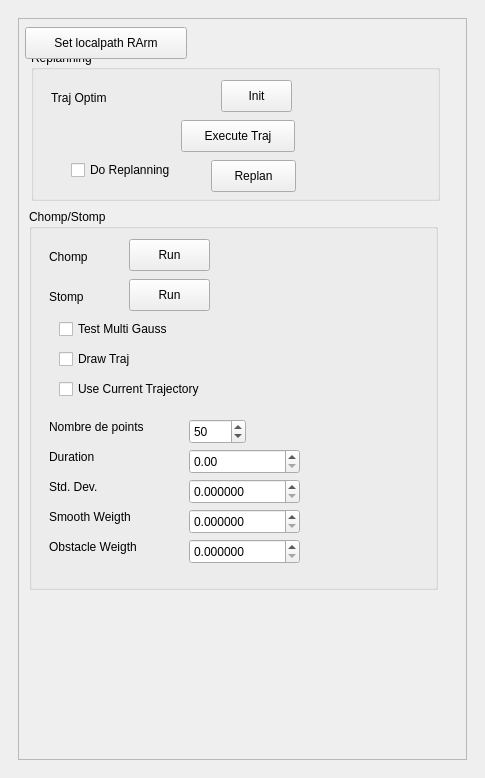
First picture: the form in src/move3d-qt-gui-libs/src/qtMainInterface/sideWidgets/qtReplanning.ui, repository jmainpri/move3d-studio, before the edit.
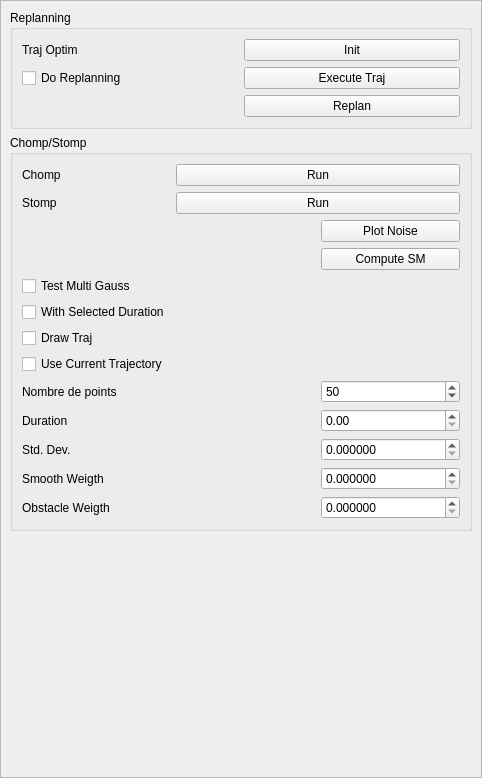
Second picture: the form after the edit.

Patch:
```diff
--- a/src/move3d-qt-gui-libs/src/qtMainInterface/sideWidgets/qtReplanning.ui
+++ b/src/move3d-qt-gui-libs/src/qtMainInterface/sideWidgets/qtReplanning.ui
@@ -6,7 +6,7 @@
    <rect>
     <x>0</x>
     <y>0</y>
-    <width>485</width>
+    <width>482</width>
     <height>778</height>
    </rect>
   </property>
@@ -18,14 +18,6 @@
     <number>0</number>
    </property>
    <item row="0" column="0">
-    <layout class="QHBoxLayout" name="horizontalLayout_2">
-     <item>
-      <widget class="QWidget" name="widgetTop" native="true">
-       <layout class="QHBoxLayout" name="horizontalLayout">
-        <item>
-         <widget class="QWidget" name="widgetRunMpl" native="true">
-          <layout class="QHBoxLayout" name="horizontalLayout_3">
-           <item>
             <widget class="QScrollArea" name="scrollArea">
              <property name="widgetResizable">
               <bool>true</bool>
@@ -35,19 +27,69 @@
                <rect>
                 <x>0</x>
                 <y>0</y>
-                <width>433</width>
-                <height>726</height>
-               </rect>
-              </property>
+        <width>480</width>
+        <height>776</height>
+       </rect>
+      </property>
+      <layout class="QVBoxLayout" name="verticalLayout_2">
+       <item>
+        <widget class="QGroupBox" name="groupBoxReplan">
+         <property name="sizePolicy">
+          <sizepolicy hsizetype="Minimum" vsizetype="Minimum">
+           <horstretch>0</horstretch>
+           <verstretch>0</verstretch>
+          </sizepolicy>
+         </property>
+         <property name="maximumSize">
+          <size>
+           <width>16777215</width>
+           <height>400</height>
+          </size>
+         </property>
+         <property name="title">
+          <string>Replanning</string>
+         </property>
+         <layout class="QGridLayout" name="gridLayout_2">
+          <item row="0" column="0">
+           <widget class="QLabel" name="labelReplan">
+            <property name="text">
+             <string>Traj Optim</string>
+            </property>
+           </widget>
+          </item>
+          <item row="0" column="1">
+           <widget class="QPushButton" name="pushButtonInitialize">
+            <property name="text">
+             <string>Init</string>
+            </property>
+           </widget>
+          </item>
+          <item row="1" column="1">
+           <widget class="QPushButton" name="pushButtonExecuteSimu">
+            <property name="text">
+             <string>Execute Traj</string>
+            </property>
+           </widget>
+          </item>
+          <item row="2" column="1">
+           <widget class="QPushButton" name="pushButtonReplan">
+            <property name="text">
+             <string>Replan</string>
+            </property>
+           </widget>
+          </item>
+          <item row="1" column="0">
+           <widget class="QCheckBox" name="checkBoxDoReplanning">
+            <property name="text">
+             <string>Do Replanning</string>
+            </property>
+           </widget>
+          </item>
+         </layout>
+        </widget>
+       </item>
+       <item>
               <widget class="QGroupBox" name="groupBoxTrajOptim">
-               <property name="geometry">
-                <rect>
-                 <x>10</x>
-                 <y>190</y>
-                 <width>409</width>
-                 <height>381</height>
-                </rect>
-               </property>
                <property name="maximumSize">
                 <size>
                  <width>16777215</width>
@@ -57,67 +99,58 @@
                <property name="title">
                 <string>Chomp/Stomp</string>
                </property>
-               <widget class="QPushButton" name="pushButtonRunChomp">
-                <property name="geometry">
-                 <rect>
-                  <x>100</x>
-                  <y>30</y>
-                  <width>81</width>
-                  <height>32</height>
-                 </rect>
-                </property>
-                <property name="text">
-                 <string>Run</string>
-                </property>
-               </widget>
-               <widget class="QPushButton" name="pushButtonRunStomp">
-                <property name="geometry">
-                 <rect>
-                  <x>100</x>
-                  <y>70</y>
-                  <width>81</width>
-                  <height>32</height>
-                 </rect>
-                </property>
-                <property name="text">
-                 <string>Run</string>
-                </property>
-               </widget>
+         <layout class="QGridLayout" name="gridLayout_3">
+          <item row="0" column="0">
                <widget class="QLabel" name="labelChomp">
-                <property name="geometry">
-                 <rect>
-                  <x>20</x>
-                  <y>40</y>
-                  <width>62</width>
-                  <height>16</height>
-                 </rect>
-                </property>
                 <property name="text">
                  <string>Chomp</string>
                 </property>
                </widget>
+          </item>
+          <item row="0" column="1" colspan="2">
+           <widget class="QPushButton" name="pushButtonRunChomp">
+            <property name="text">
+             <string>Run</string>
+            </property>
+           </widget>
+          </item>
+          <item row="1" column="0">
                <widget class="QLabel" name="labelStomp">
-                <property name="geometry">
-                 <rect>
-                  <x>20</x>
-                  <y>80</y>
-                  <width>62</width>
-                  <height>16</height>
-                 </rect>
-                </property>
                 <property name="text">
                  <string>Stomp</string>
                 </property>
                </widget>
+          </item>
+          <item row="4" column="0" colspan="3">
+           <widget class="QCheckBox" name="checkBoxTestMultiGauss">
+            <property name="text">
+             <string>Test Multi Gauss</string>
+            </property>
+           </widget>
+          </item>
+          <item row="6" column="0" colspan="2">
+           <widget class="QCheckBox" name="checkBoxDrawTraj">
+            <property name="text">
+             <string>Draw Traj</string>
+            </property>
+           </widget>
+          </item>
+          <item row="7" column="0" colspan="3">
+           <widget class="QCheckBox" name="checkBoxOptimizeCurrentTraj">
+            <property name="text">
+             <string>Use Current Trajectory</string>
+            </property>
+           </widget>
+          </item>
+          <item row="8" column="0" colspan="2">
+           <widget class="QLabel" name="label">
+            <property name="text">
+             <string>Nombre de points</string>
+            </property>
+           </widget>
+          </item>
+          <item row="8" column="2">
                <widget class="QSpinBox" name="spinBoxNbPoints">
-                <property name="geometry">
-                 <rect>
-                  <x>160</x>
-                  <y>210</y>
-                  <width>57</width>
-                  <height>25</height>
-                 </rect>
-                </property>
                 <property name="minimum">
                  <number>5</number>
                 </property>
@@ -131,90 +164,26 @@
                  <number>50</number>
                 </property>
                </widget>
-               <widget class="QLabel" name="label">
-                <property name="geometry">
-                 <rect>
-                  <x>20</x>
-                  <y>210</y>
-                  <width>131</width>
-                  <height>16</height>
-                 </rect>
-                </property>
-                <property name="text">
-                 <string>Nombre de points</string>
-                </property>
-               </widget>
-               <widget class="QCheckBox" name="checkBoxDrawTraj">
-                <property name="geometry">
-                 <rect>
-                  <x>30</x>
-                  <y>140</y>
-                  <width>87</width>
-                  <height>20</height>
-                 </rect>
-                </property>
-                <property name="text">
-                 <string>Draw Traj</string>
-                </property>
-               </widget>
-               <widget class="QCheckBox" name="checkBoxOptimizeCurrentTraj">
-                <property name="geometry">
-                 <rect>
-                  <x>30</x>
-                  <y>170</y>
-                  <width>171</width>
-                  <height>20</height>
-                 </rect>
-                </property>
-                <property name="text">
-                 <string>Use Current Trajectory</string>
-                </property>
-               </widget>
+          </item>
+          <item row="9" column="0">
                <widget class="QLabel" name="label_2">
-                <property name="geometry">
-                 <rect>
-                  <x>20</x>
-                  <y>240</y>
-                  <width>62</width>
-                  <height>16</height>
-                 </rect>
-                </property>
                 <property name="text">
                  <string>Duration</string>
                 </property>
                </widget>
-               <widget class="QDoubleSpinBox" name="doubleSpinBoxDuration">
-                <property name="geometry">
-                 <rect>
-                  <x>160</x>
-                  <y>240</y>
-                  <width>111</width>
-                  <height>25</height>
-                 </rect>
-                </property>
-               </widget>
+          </item>
+          <item row="9" column="2">
+           <widget class="QDoubleSpinBox" name="doubleSpinBoxDuration"/>
+          </item>
+          <item row="10" column="0">
                <widget class="QLabel" name="label_3">
-                <property name="geometry">
-                 <rect>
-                  <x>20</x>
-                  <y>270</y>
-                  <width>62</width>
-                  <height>16</height>
-                 </rect>
-                </property>
                 <property name="text">
                  <string>Std. Dev.</string>
                 </property>
                </widget>
+          </item>
+          <item row="10" column="2">
                <widget class="QDoubleSpinBox" name="doubleSpinBoxStdDev">
-                <property name="geometry">
-                 <rect>
-                  <x>160</x>
-                  <y>270</y>
-                  <width>111</width>
-                  <height>25</height>
-                 </rect>
-                </property>
                 <property name="decimals">
                  <number>6</number>
                 </property>
@@ -222,179 +191,82 @@
                  <double>10000.000000000000000</double>
                 </property>
                </widget>
-               <widget class="QCheckBox" name="checkBoxTestMultiGauss">
-                <property name="geometry">
-                 <rect>
-                  <x>30</x>
-                  <y>110</y>
-                  <width>151</width>
-                  <height>20</height>
-                 </rect>
-                </property>
-                <property name="text">
-                 <string>Test Multi Gauss</string>
-                </property>
-               </widget>
+          </item>
+          <item row="11" column="0" colspan="2">
                <widget class="QLabel" name="label_4">
-                <property name="geometry">
-                 <rect>
-                  <x>20</x>
-                  <y>300</y>
-                  <width>111</width>
-                  <height>16</height>
-                 </rect>
-                </property>
                 <property name="text">
                  <string>Smooth Weigth</string>
                 </property>
                </widget>
+          </item>
+          <item row="11" column="2">
+           <widget class="QDoubleSpinBox" name="doubleSpinBoxSmoothWeight">
+            <property name="decimals">
+             <number>6</number>
+            </property>
+           </widget>
+          </item>
+          <item row="12" column="0" colspan="2">
                <widget class="QLabel" name="label_5">
-                <property name="geometry">
-                 <rect>
-                  <x>20</x>
-                  <y>330</y>
-                  <width>121</width>
-                  <height>16</height>
-                 </rect>
-                </property>
                 <property name="text">
                  <string>Obstacle Weigth</string>
                 </property>
                </widget>
-               <widget class="QDoubleSpinBox" name="doubleSpinBoxSmoothWeight">
-                <property name="geometry">
-                 <rect>
-                  <x>160</x>
-                  <y>300</y>
-                  <width>111</width>
-                  <height>25</height>
-                 </rect>
-                </property>
-                <property name="decimals">
-                 <number>6</number>
-                </property>
-               </widget>
+          </item>
+          <item row="12" column="2">
                <widget class="QDoubleSpinBox" name="doubleSpinBoxObstacWeight">
-                <property name="geometry">
-                 <rect>
-                  <x>160</x>
-                  <y>330</y>
-                  <width>111</width>
-                  <height>25</height>
-                 </rect>
-                </property>
                 <property name="decimals">
                  <number>6</number>
                 </property>
                </widget>
-              </widget>
-              <widget class="QGroupBox" name="groupBoxReplan">
-               <property name="geometry">
-                <rect>
-                 <x>12</x>
-                 <y>31</y>
-                 <width>409</width>
-                 <height>151</height>
-                </rect>
-               </property>
-               <property name="maximumSize">
+          </item>
+          <item row="5" column="0">
+           <widget class="QCheckBox" name="checkBoxSelectedDuration">
+            <property name="text">
+             <string>With Selected Duration</string>
+            </property>
+           </widget>
+          </item>
+          <item row="2" column="2">
+           <widget class="QPushButton" name="pushButtonPlotNoise">
+            <property name="text">
+             <string>Plot Noise</string>
+            </property>
+           </widget>
+          </item>
+          <item row="1" column="1" colspan="2">
+           <widget class="QPushButton" name="pushButtonRunStomp">
+            <property name="text">
+             <string>Run</string>
+            </property>
+           </widget>
+          </item>
+          <item row="3" column="2">
+           <widget class="QPushButton" name="pushButtonComputeSM">
+            <property name="text">
+             <string>Compute SM</string>
+            </property>
+           </widget>
+          </item>
+         </layout>
+        </widget>
+       </item>
+       <item>
+        <spacer name="verticalSpacer">
+         <property name="orientation">
+          <enum>Qt::Vertical</enum>
+         </property>
+         <property name="sizeHint" stdset="0">
                 <size>
-                 <width>16777215</width>
-                 <height>400</height>
-                </size>
-               </property>
-               <property name="title">
-                <string>Replanning</string>
-               </property>
-               <widget class="QPushButton" name="pushButtonReplan">
-                <property name="geometry">
-                 <rect>
-                  <x>180</x>
-                  <y>110</y>
-                  <width>85</width>
-                  <height>32</height>
-                 </rect>
-                </property>
-                <property name="text">
-                 <string>Replan</string>
-                </property>
-               </widget>
-               <widget class="QLabel" name="labelReplan">
-                <property name="geometry">
-                 <rect>
-                  <x>20</x>
-                  <y>40</y>
-                  <width>81</width>
-                  <height>16</height>
-                 </rect>
-                </property>
-                <property name="text">
-                 <string>Traj Optim</string>
-                </property>
-               </widget>
-               <widget class="QPushButton" name="pushButtonExecuteSimu">
-                <property name="geometry">
-                 <rect>
-                  <x>150</x>
-                  <y>70</y>
-                  <width>114</width>
-                  <height>32</height>
-                 </rect>
-                </property>
-                <property name="text">
-                 <string>Execute Traj</string>
-                </property>
-               </widget>
-               <widget class="QPushButton" name="pushButtonInitialize">
-                <property name="geometry">
-                 <rect>
-                  <x>190</x>
-                  <y>30</y>
-                  <width>71</width>
-                  <height>32</height>
-                 </rect>
-                </property>
-                <property name="text">
-                 <string>Init</string>
-                </property>
-               </widget>
-               <widget class="QCheckBox" name="checkBoxDoReplanning">
-                <property name="geometry">
-                 <rect>
-                  <x>40</x>
-                  <y>110</y>
-                  <width>121</width>
-                  <height>20</height>
-                 </rect>
-                </property>
-                <property name="text">
-                 <string>Do Replanning</string>
-                </property>
-               </widget>
-              </widget>
-              <widget class="QPushButton" name="pushButtonSetLocalpath">
-               <property name="geometry">
-                <rect>
-                 <x>6</x>
-                 <y>8</y>
-                 <width>162</width>
-                 <height>32</height>
-                </rect>
-               </property>
-               <property name="text">
-                <string>Set localpath RArm</string>
-               </property>
-              </widget>
-             </widget>
-            </widget>
+           <width>20</width>
+           <height>40</height>
+          </size>
+         </property>
+        </spacer>
            </item>
           </layout>
          </widget>
-        </item>
-       </layout>
-      </widget>
-     </item>
-    </layout>
+    </widget>
    </item>
   </layout>
  </widget>
```
Lines whose indentation alone changed are shown as unchanged.
